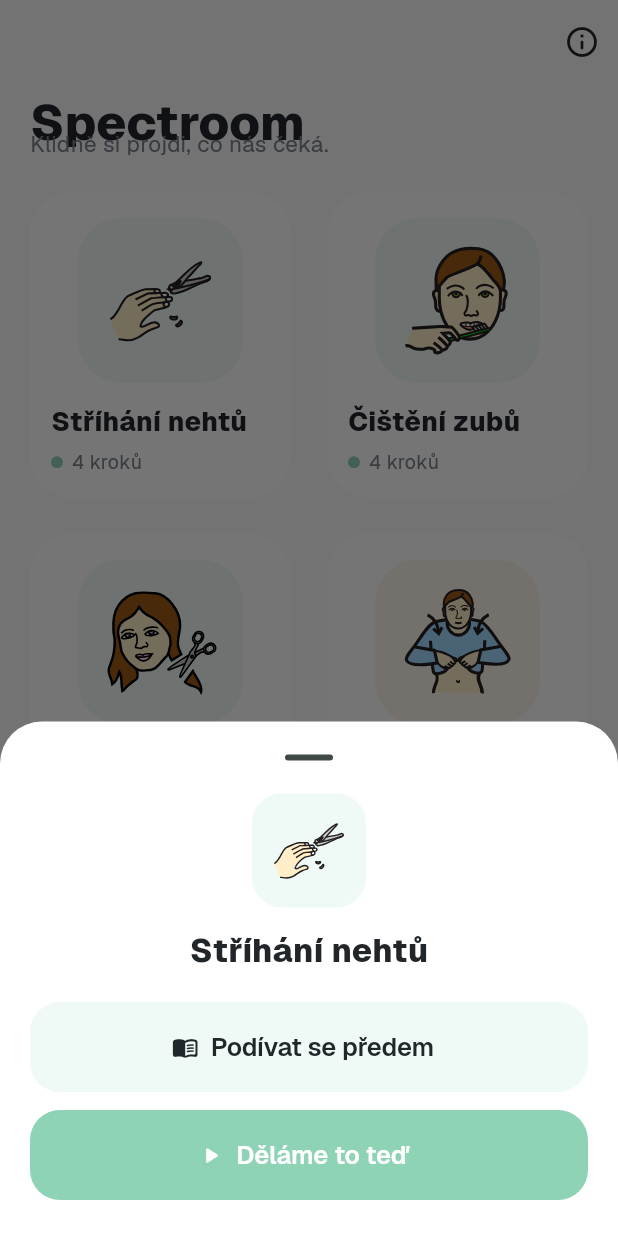
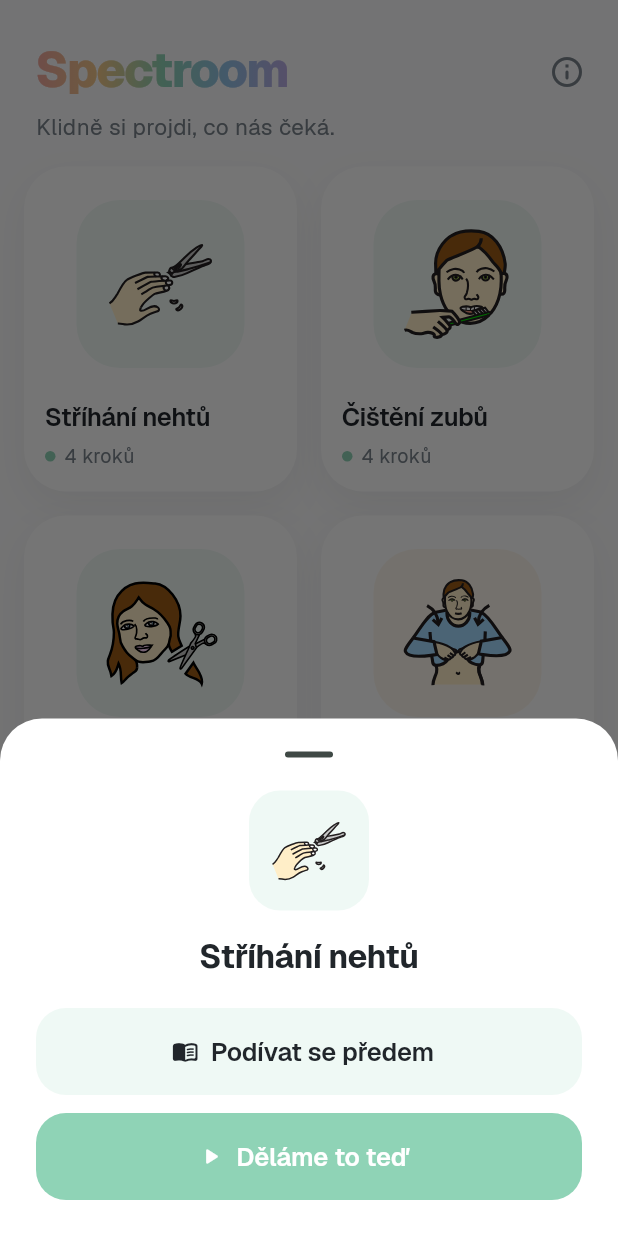
Before and after one commit to Panbaron1/spectroom, a Flutter app: the HomeScreen screen opened directly, after a tap on "Stříhání nehtů", on a phone screen of 412 x 824 dp. Run offline on Flutter 3.47's test engine with Material 3 defaults, Android fonts, the phone set to English and light mode, and no system bars; our stand-ins replace flutter_svg, image_picker, shared_preferences; accounts and stored records are empty.

Commit message:
Fix black Mulberry symbols (inline SVG styles) + polish home to brand
Black-symbol bug:
- flutter_svg's CSS <style> support is incomplete — class-based Mulberry SVGs
  with cascade/override rules rendered as solid black silhouettes (e.g. weigh).
- tool/expand-svg-styles.ts now INLINES each class's declarations as SVG
  presentation attributes (fill=, stroke=, ...) and deletes the <style> block,
  handling CSS cascade. flutter_svg reads inline attrs flawlessly (like door.svg).
- Ran over all 66 pictograms; 10 inlined. weigh verified rendering in color on device.

Home polish (to match v0.3 brand):
- Fixed header overlap: clean SliverToBoxAdapter header with spectrum-gradient
  "Spectroom" wordmark (ShaderMask) + subtitle, no collapse collision.
- Cards: soft layered shadow (depth), accent-tinted pictogram tiles, Geist
  weights, spacing tokens (Gap/Radii). Dark ink FAB + live button to match timer.
- Mode sheet refined (Geist, spectrum accents).

Verified on Pixel 8 Pro: home wordmark + cards, weigh symbol in color, clean
light runner backgrounds.

Co-Authored-By: Claude Opus 4.8 <noreply@anthropic.com>

```diff
--- a/lib/screens/home_screen.dart
+++ b/lib/screens/home_screen.dart
@@ -1,6 +1,7 @@
 import 'package:flutter/material.dart';
 
 import '../data/challenge_store.dart';
+import '../design/spectrum.dart';
 import '../models/challenge.dart';
 import '../theme.dart';
 import '../widgets/pictogram_view.dart';
@@ -18,11 +19,11 @@ class HomeScreen extends StatelessWidget {
     return Scaffold(
       floatingActionButton: FloatingActionButton.extended(
         onPressed: () => _openBuilder(context, null),
-        backgroundColor: Palette.teal,
+        backgroundColor: Spectrum.ink,
         foregroundColor: Colors.white,
         icon: const Icon(Icons.add_rounded),
         label: const Text('Nová výzva',
-            style: TextStyle(fontWeight: FontWeight.w800)),
+            style: TextStyle(fontWeight: FontWeight.w600)),
       ),
       body: AnimatedBuilder(
         animation: store,
@@ -30,45 +31,56 @@ class HomeScreen extends StatelessWidget {
           final items = store.all;
           return CustomScrollView(
             slivers: [
-              SliverAppBar(
-                pinned: true,
-                backgroundColor: Palette.bg,
-                surfaceTintColor: Colors.transparent,
-                expandedHeight: 116,
-                actions: [
+              SliverToBoxAdapter(
+                child: SafeArea(
+                  bottom: false,
+                  child: Padding(
+                    padding: const EdgeInsets.fromLTRB(
+                        Gap.lg, Gap.lg, Gap.sm, Gap.md),
+                    child: Row(
+                      crossAxisAlignment: CrossAxisAlignment.start,
+                      children: [
+                        Expanded(
+                          child: Column(
+                            crossAxisAlignment: CrossAxisAlignment.start,
+                            children: [
+                              ShaderMask(
+                                shaderCallback: (r) =>
+                                    Spectrum.brand.createShader(r),
+                                child: const Text('Spectroom',
+                                    style: TextStyle(
+                                        fontFamily: 'Geist',
+                                        fontSize: 32,
+                                        fontWeight: FontWeight.w800,
+                                        letterSpacing: -1,
+                                        color: Colors.white)),
+                              ),
+                              const SizedBox(height: 4),
+                              const Text('Klidně si projdi, co nás čeká.',
+                                  style: TextStyle(
+                                      fontSize: 15, color: Spectrum.inkSoft)),
+                            ],
+                          ),
+                        ),
                         IconButton(
                           icon: const Icon(Icons.info_outline_rounded),
+                          color: Spectrum.inkSoft,
                           onPressed: () => _showAbout(context),
                         ),
                       ],
-                flexibleSpace: const FlexibleSpaceBar(
-                  titlePadding: EdgeInsets.only(left: 20, bottom: 14),
-                  title: Text('Spectroom',
-                      style: TextStyle(
-                          fontWeight: FontWeight.w800, color: Palette.ink)),
-                ),
-                bottom: const PreferredSize(
-                  preferredSize: Size.fromHeight(28),
-                  child: Padding(
-                    padding: EdgeInsets.only(left: 20, bottom: 10, right: 20),
-                    child: Align(
-                      alignment: Alignment.centerLeft,
-                      child: Text('Klidně si projdi, co nás čeká.',
-                          style:
-                              TextStyle(color: Palette.inkSoft, fontSize: 15)),
                     ),
                   ),
                 ),
               ),
               SliverPadding(
-                padding: const EdgeInsets.fromLTRB(16, 8, 16, 100),
+                padding: const EdgeInsets.fromLTRB(Gap.md, 0, Gap.md, 110),
                 sliver: SliverGrid(
                   gridDelegate:
                       const SliverGridDelegateWithFixedCrossAxisCount(
                     crossAxisCount: 2,
-                    mainAxisSpacing: 16,
-                    crossAxisSpacing: 16,
-                    childAspectRatio: 0.86,
+                    mainAxisSpacing: Gap.md,
+                    crossAxisSpacing: Gap.md,
+                    childAspectRatio: 0.84,
                   ),
                   delegate: SliverChildBuilderDelegate(
                     (context, i) => _ChallengeCard(challenge: items[i]),
@@ -90,14 +102,27 @@ class _ChallengeCard extends StatelessWidget {
 
   @override
   Widget build(BuildContext context) {
-    final accent = Palette.of(challenge.category);
-    final tint = Palette.tintOf(challenge.category);
-    return Card(
+    final accent = Spectrum.accent(challenge.category);
+    final tint = Spectrum.accentTint(challenge.category);
+    return DecoratedBox(
+      decoration: BoxDecoration(
+        color: Spectrum.surface,
+        borderRadius: BorderRadius.circular(Radii.lg),
+        boxShadow: [
+          BoxShadow(
+              color: Spectrum.ink.withValues(alpha: 0.05),
+              blurRadius: 22,
+              offset: const Offset(0, 10)),
+        ],
+      ),
+      child: Material(
+        color: Colors.transparent,
         child: InkWell(
-        borderRadius: BorderRadius.circular(24),
+          borderRadius: BorderRadius.circular(Radii.lg),
           onTap: () => _pickMode(context, challenge),
-        onLongPress:
-            challenge.builtIn ? null : () => _openBuilder(context, challenge),
+          onLongPress: challenge.builtIn
+              ? null
+              : () => _openBuilder(context, challenge),
           child: Padding(
             padding: const EdgeInsets.all(14),
             child: Column(
@@ -105,33 +130,37 @@ class _ChallengeCard extends StatelessWidget {
               children: [
                 Expanded(
                   child: Center(
-                  child: PictogramTile(challenge.cover, size: 110, tint: tint),
+                    child: PictogramTile(challenge.cover,
+                        size: 112, tint: tint),
                   ),
                 ),
-              const SizedBox(height: 10),
+                const SizedBox(height: 12),
                 Text(
                   challenge.titleCs,
                   maxLines: 2,
                   overflow: TextOverflow.ellipsis,
                   style: const TextStyle(
-                    fontSize: 18, fontWeight: FontWeight.w800),
+                      fontSize: 17,
+                      fontWeight: FontWeight.w600,
+                      letterSpacing: -0.3),
                 ),
-              const SizedBox(height: 4),
+                const SizedBox(height: 5),
                 Row(
                   children: [
                     Container(
-                    width: 8,
-                    height: 8,
-                    decoration:
-                        BoxDecoration(color: accent, shape: BoxShape.circle),
+                      width: 7,
+                      height: 7,
+                      decoration: BoxDecoration(
+                          color: accent, shape: BoxShape.circle),
                     ),
                     const SizedBox(width: 6),
                     Text('${challenge.steps.length} kroků',
-                      style:
-                          const TextStyle(fontSize: 13, color: Palette.inkSoft)),
+                        style: const TextStyle(
+                            fontSize: 13, color: Spectrum.inkSoft)),
                   ],
                 ),
               ],
+            ),
           ),
         ),
       ),
@@ -140,24 +169,27 @@ class _ChallengeCard extends StatelessWidget {
 }
 
 void _pickMode(BuildContext context, Challenge c) {
-  final accent = Palette.of(c.category);
+  final accent = Spectrum.accent(c.category);
   showModalBottomSheet(
     context: context,
     showDragHandle: true,
-    backgroundColor: Palette.surface,
+    backgroundColor: Spectrum.surface,
     shape: const RoundedRectangleBorder(
-        borderRadius: BorderRadius.vertical(top: Radius.circular(28))),
+        borderRadius: BorderRadius.vertical(top: Radius.circular(Radii.lg))),
     builder: (ctx) => SafeArea(
       child: Padding(
-        padding: const EdgeInsets.fromLTRB(20, 0, 20, 24),
+        padding: const EdgeInsets.fromLTRB(Gap.lg, 0, Gap.lg, Gap.lg),
         child: Column(
           mainAxisSize: MainAxisSize.min,
           children: [
-            PictogramTile(c.cover, size: 76, tint: Palette.tintOf(c.category)),
-            const SizedBox(height: 12),
+            PictogramTile(c.cover,
+                size: 80, tint: Spectrum.accentTint(c.category)),
+            const SizedBox(height: 14),
             Text(c.titleCs,
                 style: const TextStyle(
-                    fontSize: 22, fontWeight: FontWeight.w800)),
+                    fontSize: 22,
+                    fontWeight: FontWeight.w700,
+                    letterSpacing: -0.4)),
             const SizedBox(height: 20),
             FilledButton.tonalIcon(
               onPressed: () {
@@ -167,9 +199,9 @@ void _pickMode(BuildContext context, Challenge c) {
               icon: const Icon(Icons.menu_book_rounded),
               label: const Text('Podívat se předem'),
               style: FilledButton.styleFrom(
-                  backgroundColor: Palette.tintOf(c.category),
-                  foregroundColor: Palette.ink,
-                  minimumSize: const Size.fromHeight(60)),
+                  backgroundColor: Spectrum.accentTint(c.category),
+                  foregroundColor: Spectrum.ink,
+                  minimumSize: const Size.fromHeight(58)),
             ),
             const SizedBox(height: 12),
             FilledButton.icon(
@@ -181,7 +213,8 @@ void _pickMode(BuildContext context, Challenge c) {
               label: const Text('Děláme to teď'),
               style: FilledButton.styleFrom(
                   backgroundColor: accent,
-                  minimumSize: const Size.fromHeight(60)),
+                  foregroundColor: Colors.white,
+                  minimumSize: const Size.fromHeight(58)),
             ),
           ],
         ),
@@ -194,14 +227,14 @@ void _showAbout(BuildContext context) {
   showAboutDialog(
     context: context,
     applicationName: 'Spectroom',
-    applicationVersion: '0.1',
+    applicationVersion: '0.3',
     children: const [
       SizedBox(height: 8),
       Text(
           'Klidné vizuální rutiny a sociální příběhy — pomáhají projít těžké chvíle krok za krokem.'),
       SizedBox(height: 12),
       Text('Pictograms: Mulberry Symbols (Straight Street), CC BY-SA 4.0.',
-          style: TextStyle(fontSize: 12, color: Palette.inkSoft)),
+          style: TextStyle(fontSize: 12, color: Spectrum.inkSoft)),
     ],
   );
 }
@@ -209,8 +242,7 @@ void _showAbout(BuildContext context) {
 void _run(BuildContext context, Challenge c, {required bool live}) {
   Navigator.push(
     context,
-    MaterialPageRoute(
-        builder: (_) => RunnerScreen(challenge: c, live: live)),
+    MaterialPageRoute(builder: (_) => RunnerScreen(challenge: c, live: live)),
   );
 }
 
```
Also changed, not shown: assets/pictograms/cut_hair.svg, assets/pictograms/eat.svg, assets/pictograms/play.svg, assets/pictograms/read.svg, assets/pictograms/rinse.svg, assets/pictograms/sit.svg, assets/pictograms/wait.svg, assets/pictograms/wake_up.svg, assets/pictograms/walk.svg, assets/pictograms/weigh.svg, docs/v032_home.png (added), docs/weigh_check.png (added), docs/weigh_fixed.png (added), 1 other file. Lines whose indentation alone changed are shown as unchanged.
